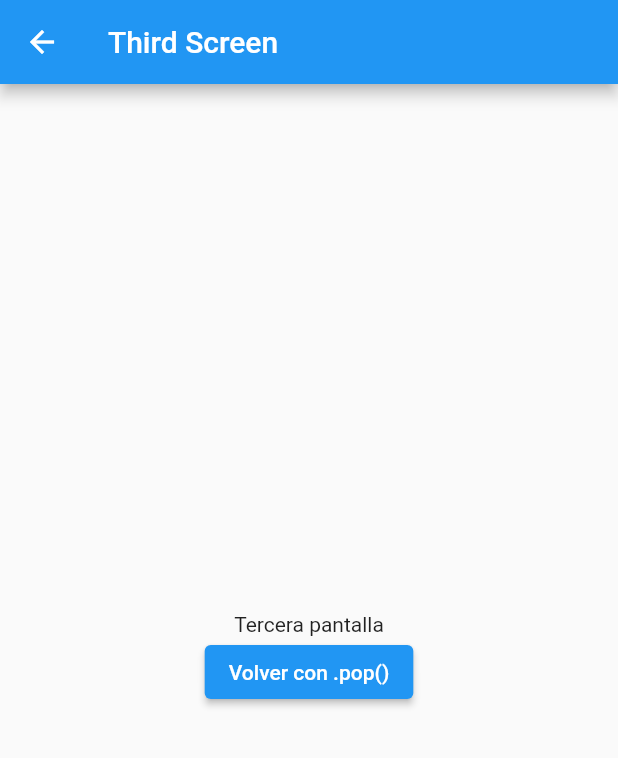
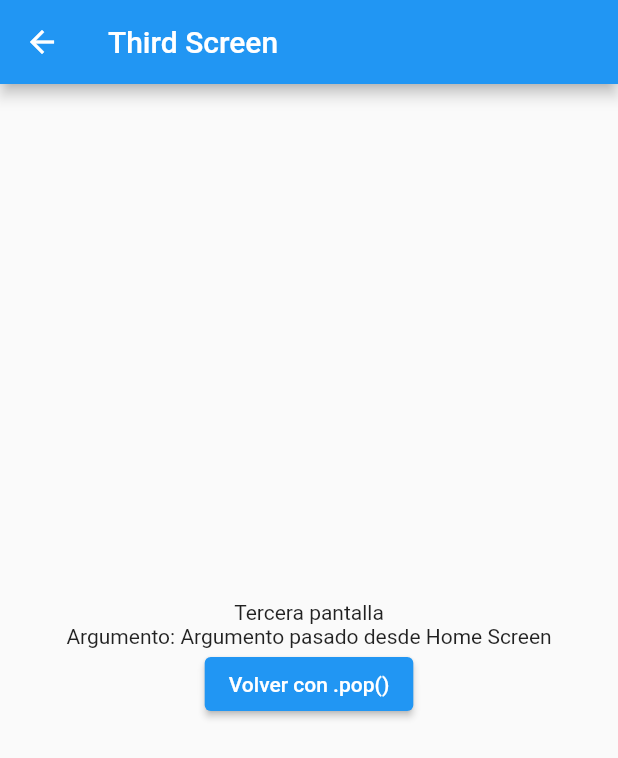
Before and after one commit to Camilo-Hernandez/FlutterProjects, a Flutter app: the screen it shows after launch, after a tap on "Declarative: Open route with .pushNamed(", on a phone screen of 412 x 824 dp. Shown: the top 758 px of the screen. Run offline on Flutter 3.47's test engine with Material 2 defaults, Android fonts, the phone set to English and light mode, and no system bars.

Commit message:
Añadido paso de argumentos entre pantallas usando Navigator

```diff
--- a/lib/imperative_navigation_example.dart
+++ b/lib/imperative_navigation_example.dart
@@ -13,7 +13,7 @@ void main() {
   var title = 'Navigation API Examples';
   runApp(MaterialApp(
     home: const HomeScreen(),
-    title: title = 'Navigation API Examples',
+    title: title,
     routes: <String, WidgetBuilder>{
       // Poner el nombre de la ruta y el builder de la page
       // La ventaja es que se centraliza el directorio de todas las pantallas en un solo lugar
@@ -43,7 +43,9 @@ class HomeScreen extends StatelessWidget {
           ),
           ElevatedButton(
             onPressed: () {
-              Navigator.pushNamed(context, '/third-screen');
+              Navigator.pushNamed(context, '/third-screen',
+                  // Cualquier Object puede ser pasado
+                  arguments: 'Argumento pasado desde Home Screen');
             },
             child: const Text('Declarative: Open route with .pushNamed()'),
           ),
@@ -74,6 +76,7 @@ class ThirdScreen extends StatelessWidget {
 
   @override
   Widget build(BuildContext context) {
+    final message = ModalRoute.of(context)?.settings.arguments as String;
     return Scaffold(
       appBar: AppBar(
         title: const Text('Third Screen'),
@@ -83,6 +86,7 @@ class ThirdScreen extends StatelessWidget {
           mainAxisSize: MainAxisSize.min,
           children: [
             const Text('Tercera pantalla'),
+            Text('Argumento: $message'),
             ElevatedButton(
                 onPressed: () {
                   Navigator.pop(context);
```
